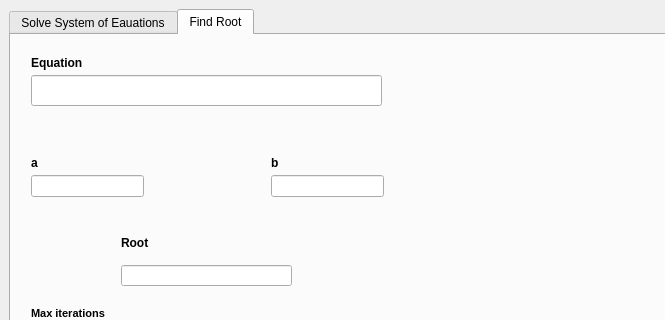
Before: the Qt Designer form src/ui/mainwindow.ui in Gang-of-CSED/Equator, drawn with Qt 5; both pictures show x 0 to 665 and y 0 to 320 of the 1110 by 675 pixel window.
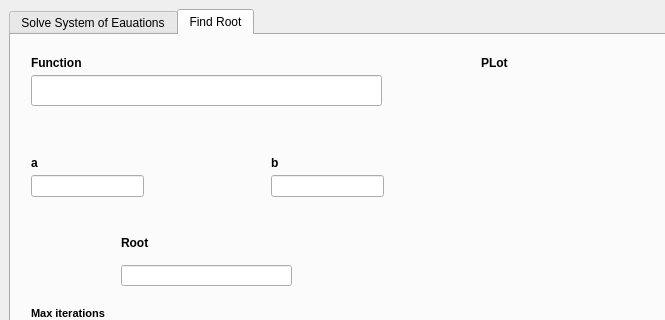
After: the same form once the commit is applied.

What changed in the file:
```diff
--- a/src/ui/mainwindow.ui
+++ b/src/ui/mainwindow.ui
@@ -721,7 +721,7 @@
          </font>
         </property>
         <property name="text">
-         <string>Equation</string>
+         <string>Function</string>
         </property>
        </widget>
        <widget class="QLabel" name="input1Label">
@@ -980,6 +980,35 @@
          <string>Root</string>
         </property>
        </widget>
+       <widget class="QWidget" name="plotWidget" native="true">
+        <property name="geometry">
+         <rect>
+          <x>470</x>
+          <y>40</y>
+          <width>601</width>
+          <height>401</height>
+         </rect>
+        </property>
+       </widget>
+       <widget class="QLabel" name="plotLabel">
+        <property name="geometry">
+         <rect>
+          <x>470</x>
+          <y>20</y>
+          <width>55</width>
+          <height>16</height>
+         </rect>
+        </property>
+        <property name="font">
+         <font>
+          <weight>75</weight>
+          <bold>true</bold>
+         </font>
+        </property>
+        <property name="text">
+         <string>PLot</string>
+        </property>
+       </widget>
       </widget>
      </widget>
     </item>
```
